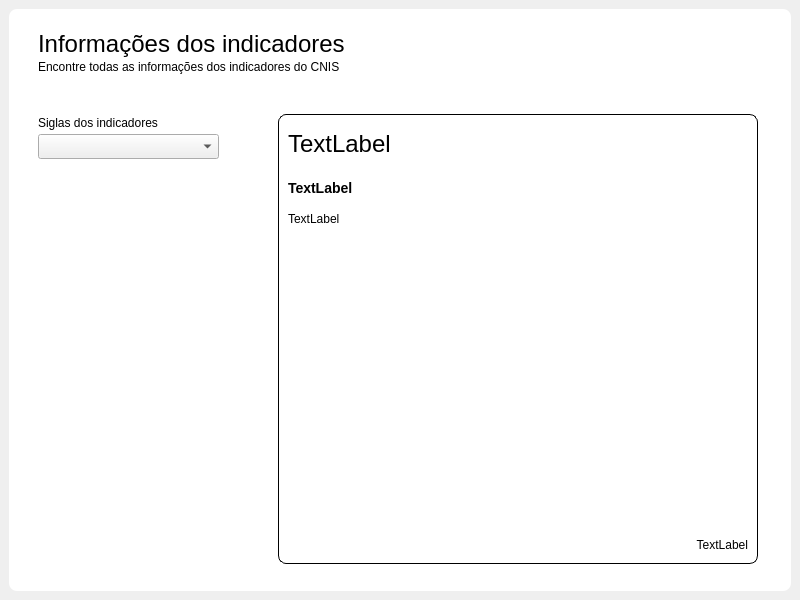
First picture: the form in Telas/UI/pgInfoIndicadores.ui, repository newprev/PrevCliente, before the edit.
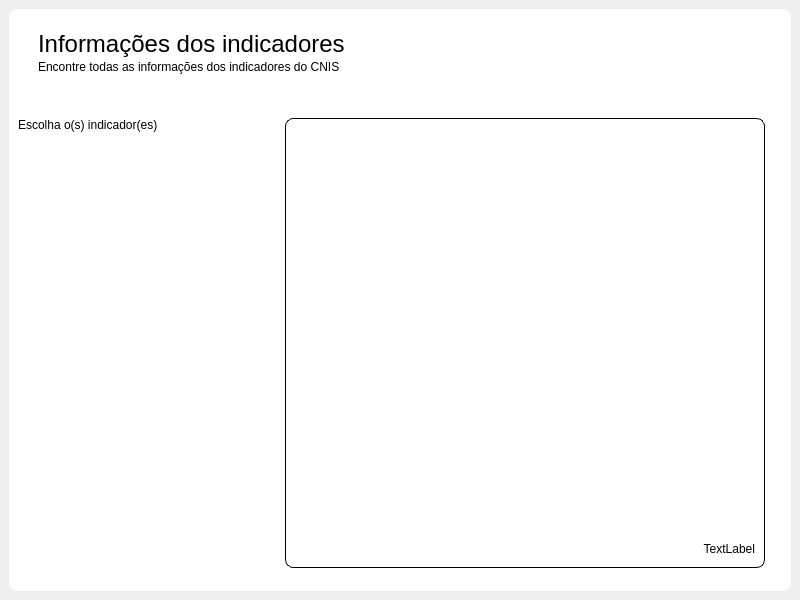
Second picture: the form after the edit.

Commit message:
Botão proxEtapa, lista de indicadores e layout
- Atualiza cliente ao passar para a próxima etapa da entrevista;
- Tela de informação agora possui uma lista de indicadores para selecionar;
- A tela para inserir contribuições, agora terá uma lista para adicionar indicadores;
- Alterações nos layouts das telas de informações de indicadores, na tela para inserir contribuições e nos tabs de cálculos;

What changed in the file:
```diff
--- a/Telas/UI/pgInfoIndicadores.ui
+++ b/Telas/UI/pgInfoIndicadores.ui
@@ -50,6 +50,12 @@
 	font: bold 14px;
 	
 	background-color: transparent;
+}
+
+/* ----------------------------------------------- ScrollArea ----------------------------------------------- */
+
+#scaIndicadores {
+	background-color: white;
 }</string>
   </property>
   <widget class="QWidget" name="wdgMain">
@@ -105,7 +111,7 @@
          </widget>
         </widget>
        </item>
-       <item>
+       <item alignment="Qt::AlignVCenter">
         <widget class="QFrame" name="frConteudo">
          <property name="frameShape">
           <enum>QFrame::NoFrame</enum>
@@ -113,38 +119,111 @@
          <property name="frameShadow">
           <enum>QFrame::Raised</enum>
          </property>
+         <layout class="QHBoxLayout" name="horizontalLayout">
+          <property name="spacing">
+           <number>0</number>
+          </property>
+          <property name="leftMargin">
+           <number>0</number>
+          </property>
+          <property name="topMargin">
+           <number>0</number>
+          </property>
+          <property name="rightMargin">
+           <number>0</number>
+          </property>
+          <property name="bottomMargin">
+           <number>0</number>
+          </property>
+          <item>
+           <widget class="QFrame" name="frame">
+            <property name="maximumSize">
+             <size>
+              <width>250</width>
+              <height>16777215</height>
+             </size>
+            </property>
+            <property name="frameShape">
+             <enum>QFrame::NoFrame</enum>
+            </property>
+            <property name="frameShadow">
+             <enum>QFrame::Raised</enum>
+            </property>
+            <layout class="QVBoxLayout" name="verticalLayout_5">
+             <property name="spacing">
+              <number>4</number>
+             </property>
+             <property name="leftMargin">
+              <number>0</number>
+             </property>
+             <property name="topMargin">
+              <number>0</number>
+             </property>
+             <property name="rightMargin">
+              <number>0</number>
+             </property>
+             <property name="bottomMargin">
+              <number>0</number>
+             </property>
+             <item>
          <widget class="QLabel" name="lbSiglaCbx">
-          <property name="geometry">
-           <rect>
-            <x>20</x>
-            <y>10</y>
-            <width>151</width>
-            <height>17</height>
-           </rect>
-          </property>
           <property name="text">
-           <string>Siglas dos indicadores</string>
-          </property>
-         </widget>
-         <widget class="QComboBox" name="cbxIndicadores">
+                <string>Escolha o(s) indicador(es)</string>
+               </property>
+              </widget>
+             </item>
+             <item>
+              <widget class="QScrollArea" name="scrollArea">
+               <property name="frameShape">
+                <enum>QFrame::NoFrame</enum>
+               </property>
+               <property name="frameShadow">
+                <enum>QFrame::Raised</enum>
+               </property>
+               <property name="widgetResizable">
+                <bool>true</bool>
+               </property>
+               <widget class="QWidget" name="scaIndicadores">
           <property name="geometry">
            <rect>
-            <x>20</x>
-            <y>30</y>
-            <width>181</width>
-            <height>25</height>
+                  <x>0</x>
+                  <y>0</y>
+                  <width>250</width>
+                  <height>434</height>
            </rect>
           </property>
          </widget>
+              </widget>
+             </item>
+            </layout>
+           </widget>
+          </item>
+          <item alignment="Qt::AlignHCenter">
+           <widget class="QFrame" name="frame_2">
+            <property name="frameShape">
+             <enum>QFrame::NoFrame</enum>
+            </property>
+            <property name="frameShadow">
+             <enum>QFrame::Raised</enum>
+            </property>
+            <layout class="QVBoxLayout" name="verticalLayout_4">
+             <property name="spacing">
+              <number>0</number>
+             </property>
+             <property name="leftMargin">
+              <number>0</number>
+             </property>
+             <property name="topMargin">
+              <number>0</number>
+             </property>
+             <property name="rightMargin">
+              <number>0</number>
+             </property>
+             <property name="bottomMargin">
+              <number>0</number>
+             </property>
+             <item>
          <widget class="QFrame" name="frDescricao">
-          <property name="geometry">
-           <rect>
-            <x>260</x>
-            <y>10</y>
-            <width>480</width>
-            <height>450</height>
-           </rect>
-          </property>
           <property name="minimumSize">
            <size>
             <width>480</width>
@@ -173,7 +252,7 @@
               </size>
              </property>
              <property name="text">
-              <string>TextLabel</string>
+                   <string/>
              </property>
              <property name="textInteractionFlags">
               <set>Qt::LinksAccessibleByMouse|Qt::TextSelectableByMouse</set>
@@ -189,7 +268,7 @@
               </size>
              </property>
              <property name="text">
-              <string>TextLabel</string>
+                   <string/>
              </property>
              <property name="wordWrap">
               <bool>true</bool>
@@ -199,7 +278,7 @@
            <item>
             <widget class="QLabel" name="lbDescricao">
              <property name="text">
-              <string>TextLabel</string>
+                   <string/>
              </property>
              <property name="alignment">
               <set>Qt::AlignLeading|Qt::AlignLeft|Qt::AlignTop</set>
@@ -236,6 +315,11 @@
            </item>
           </layout>
          </widget>
+             </item>
+            </layout>
+           </widget>
+          </item>
+         </layout>
         </widget>
        </item>
       </layout>
```
Lines whose indentation alone changed are shown as unchanged. The commit also changes 11 other files.
